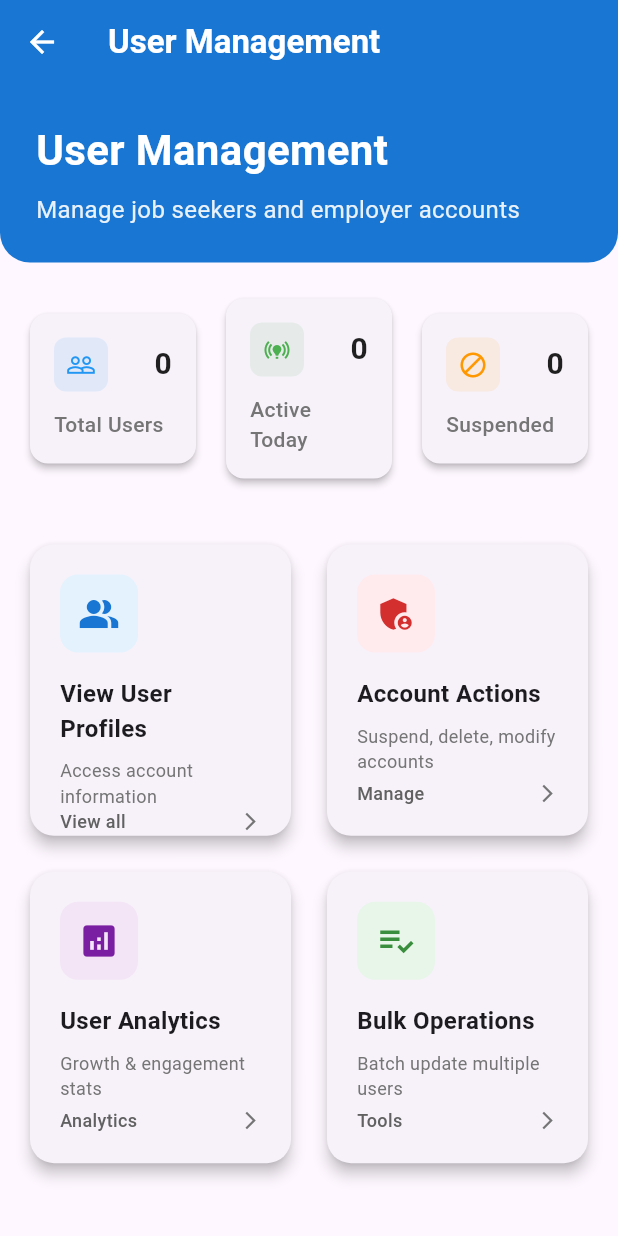
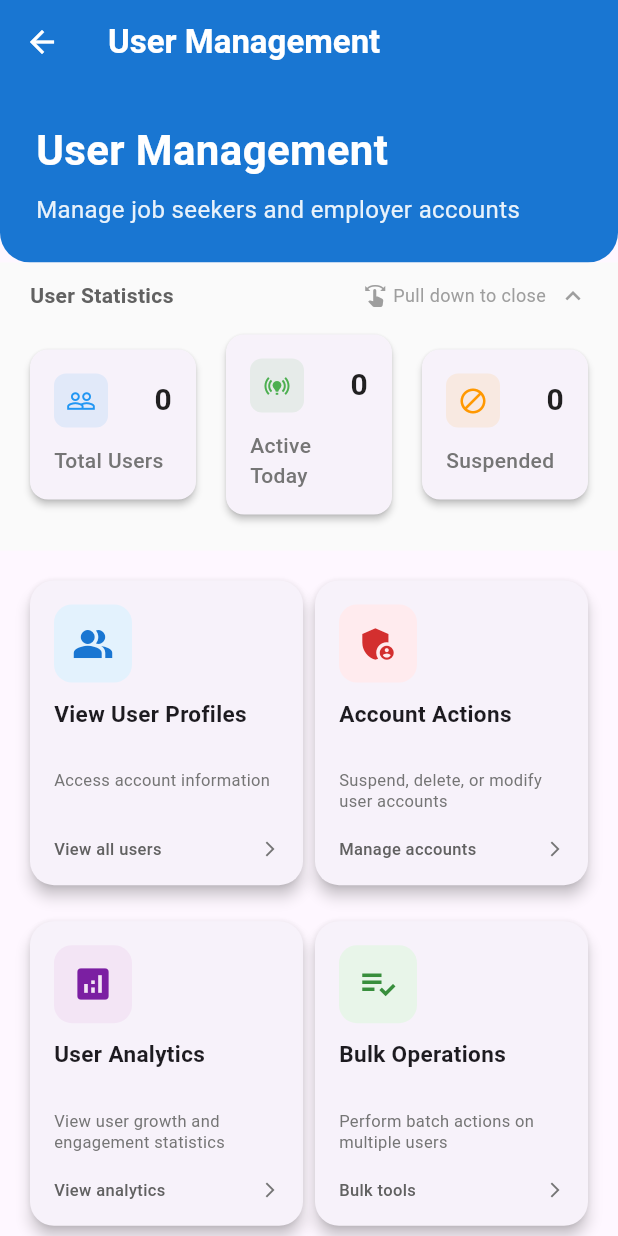
Before and after one commit to DefinitelyIsKai/fyp_project, a Flutter app: the UserManagementPage screen opened directly, on a phone screen of 412 x 824 dp. Run offline on Flutter 3.47's test engine with Material 3 defaults, Android fonts, the phone set to English and light mode, and no system bars; our stand-ins replace cloud_firestore, firebase_auth, firebase_core; accounts and stored records are empty.

Commit message:
User management page UI under development

```diff
--- a/lib/pages/user_management/user_management_page.dart
+++ b/lib/pages/user_management/user_management_page.dart
@@ -3,8 +3,21 @@ import 'package:cloud_firestore/cloud_firestore.dart';
 import 'package:fyp_project/pages/user_management/view_users_page.dart';
 import 'package:fyp_project/pages/user_management/user_actions_page.dart';
 
-class UserManagementPage extends StatelessWidget {
+class UserManagementPage extends StatefulWidget {
   const UserManagementPage({super.key});
+
+  @override
+  State<UserManagementPage> createState() => _UserManagementPageState();
+}
+
+class _UserManagementPageState extends State<UserManagementPage> {
+  bool _isStatsExpanded = true;
+
+  void _toggleStatsExpansion() {
+    setState(() {
+      _isStatsExpanded = !_isStatsExpanded;
+    });
+  }
 
   @override
   Widget build(BuildContext context) {
@@ -21,13 +34,34 @@ class UserManagementPage extends StatelessWidget {
         elevation: 0,
         iconTheme: const IconThemeData(color: Colors.white),
       ),
-      body: Column(
+      body: NotificationListener<ScrollNotification>(
+        onNotification: (notification) {
+          // Detect scroll down to collapse
+          if (notification is ScrollUpdateNotification) {
+            if (notification.metrics.pixels <= 0 &&
+                notification.scrollDelta! > 10 &&
+                _isStatsExpanded) {
+              _toggleStatsExpansion();
+              return true;
+            }
+            // Detect scroll up to expand when at top
+            else if (notification.metrics.pixels <= 0 &&
+                     notification.scrollDelta! < -10 &&
+                     !_isStatsExpanded) {
+              _toggleStatsExpansion();
+              return true;
+            }
+          }
+          return false;
+        },
+        child: Column(
           crossAxisAlignment: CrossAxisAlignment.start,
           children: [
             _buildHeaderSection(),
             _buildStatsSection(),
             Expanded(child: _buildOptionsGrid(context)),
           ],
+        ),
       ),
     );
   }
@@ -71,11 +105,74 @@ class UserManagementPage extends StatelessWidget {
   }
 
   // -------------------------------------------------------
-  // REAL-TIME STATS
+  // REAL-TIME STATS with Expand/Collapse
   // -------------------------------------------------------
   Widget _buildStatsSection() {
+    return Container(
+      color: Colors.grey[50],
+      child: Column(
+        children: [
+          // Expand/Collapse Header
+          GestureDetector(
+            onTap: _toggleStatsExpansion,
+            child: Container(
+              padding: const EdgeInsets.symmetric(horizontal: 20, vertical: 12),
+              child: Row(
+                mainAxisAlignment: MainAxisAlignment.spaceBetween,
+                children: [
+                  Text(
+                    'User Statistics',
+                    style: TextStyle(
+                      fontSize: 14,
+                      fontWeight: FontWeight.w600,
+                      color: Colors.grey[700],
+                    ),
+                  ),
+                  Row(
+                    children: [
+                      Icon(
+                        Icons.swipe,
+                        size: 16,
+                        color: Colors.grey[500],
+                      ),
+                      const SizedBox(width: 4),
+                      Text(
+                        'Pull down to close',
+                        style: TextStyle(
+                          fontSize: 12,
+                          color: Colors.grey[500],
+                        ),
+                      ),
+                      const SizedBox(width: 8),
+                      Icon(
+                        _isStatsExpanded ? Icons.expand_less : Icons.expand_more,
+                        color: Colors.grey[500],
+                        size: 20,
+                      ),
+                    ],
+                  ),
+                ],
+              ),
+            ),
+          ),
+
+          // Stats Cards with Animation
+          AnimatedCrossFade(
+            duration: const Duration(milliseconds: 300),
+            crossFadeState: _isStatsExpanded
+                ? CrossFadeState.showFirst
+                : CrossFadeState.showSecond,
+            firstChild: _buildStatsCards(),
+            secondChild: const SizedBox.shrink(),
+          ),
+        ],
+      ),
+    );
+  }
+
+  Widget _buildStatsCards() {
     return Padding(
-      padding: const EdgeInsets.symmetric(horizontal: 16, vertical: 20),
+      padding: const EdgeInsets.fromLTRB(16, 0, 16, 20),
       child: Row(
         children: [
           // Total Users
@@ -149,16 +246,17 @@ class UserManagementPage extends StatelessWidget {
   // Grid options
   // -------------------------------------------------------
   Widget _buildOptionsGrid(BuildContext context) {
-    return Padding(
+    return CustomScrollView(
+      slivers: [
+        SliverPadding(
           padding: const EdgeInsets.all(16),
-      child: GridView(
+          sliver: SliverGrid(
             gridDelegate: const SliverGridDelegateWithFixedCrossAxisCount(
               crossAxisCount: 2,
-          crossAxisSpacing: 16,
               mainAxisSpacing: 16,
               childAspectRatio: 0.9,
             ),
-        children: [
+            delegate: SliverChildListDelegate([
               _ManagementCard(
                 title: 'View User Profiles',
                 description: 'Access account information',
@@ -169,11 +267,11 @@ class UserManagementPage extends StatelessWidget {
                   Navigator.push(context,
                       MaterialPageRoute(builder: (_) => const ViewUsersPage()));
                 },
-            stats: 'View all',
+                stats: 'View all users',
               ),
               _ManagementCard(
                 title: 'Account Actions',
-            description: 'Suspend, delete, modify accounts',
+                description: 'Suspend, delete, or modify user accounts',
                 icon: Icons.admin_panel_settings,
                 iconColor: Colors.red[700]!,
                 backgroundColor: Colors.red[50]!,
@@ -181,28 +279,30 @@ class UserManagementPage extends StatelessWidget {
                   Navigator.push(context,
                       MaterialPageRoute(builder: (_) => const UserActionsPage()));
                 },
-            stats: 'Manage',
+                stats: 'Manage accounts',
               ),
               _ManagementCard(
                 title: 'User Analytics',
-            description: 'Growth & engagement stats',
+                description: 'View user growth and engagement statistics',
                 icon: Icons.analytics,
                 iconColor: Colors.purple[700]!,
                 backgroundColor: Colors.purple[50]!,
                 onTap: () {},
-            stats: 'Analytics',
+                stats: 'View analytics',
               ),
               _ManagementCard(
                 title: 'Bulk Operations',
-            description: 'Batch update multiple users',
+                description: 'Perform batch actions on multiple users',
                 icon: Icons.playlist_add_check,
                 iconColor: Colors.green[700]!,
                 backgroundColor: Colors.green[50]!,
                 onTap: () {},
-            stats: 'Tools',
+                stats: 'Bulk tools',
+              ),
+            ]),
+          ),
         ),
       ],
-      ),
     );
   }
 }
@@ -238,10 +338,11 @@ class _ManagementCard extends StatelessWidget {
         onTap: onTap,
         borderRadius: BorderRadius.circular(16),
         child: Container(
-          padding: const EdgeInsets.all(20),
+          padding: const EdgeInsets.all(16),
           child: Column(
             crossAxisAlignment: CrossAxisAlignment.start,
             children: [
+              // Icon
               Container(
                 padding: const EdgeInsets.all(12),
                 decoration: BoxDecoration(
@@ -250,29 +351,59 @@ class _ManagementCard extends StatelessWidget {
                 ),
                 child: Icon(icon, size: 28, color: iconColor),
               ),
-              const SizedBox(height: 16),
-              Text(title,
+
+              const SizedBox(height: 12),
+
+              // Title
+              SizedBox(
+                height: 40,
+                child: Text(
+                  title,
+                  style: const TextStyle(
+                    fontSize: 15,
+                    fontWeight: FontWeight.w600,
+                    height: 1.2,
+                  ),
                   maxLines: 2,
                   overflow: TextOverflow.ellipsis,
-                  style: const TextStyle(
-                      fontSize: 16, fontWeight: FontWeight.w600)),
+                ),
+              ),
+
+              const SizedBox(height: 6),
+
+              // Description
+              Expanded(
+                child: Text(
+                  description,
+                  style: TextStyle(
+                    fontSize: 11,
+                    color: Colors.grey[600],
+                    height: 1.3,
+                  ),
+                  maxLines: 3,
+                  overflow: TextOverflow.ellipsis,
+                ),
+              ),
+
               const SizedBox(height: 8),
-              Text(
-                description,
-                style: TextStyle(fontSize: 12, color: Colors.grey[600]),
-                maxLines: 3,
-              ),
-              const Spacer(),
+
+              // Footer
               Row(
                 mainAxisAlignment: MainAxisAlignment.spaceBetween,
                 children: [
-                  Text(stats,
+                  Text(
+                    stats,
                     style: TextStyle(
-                          fontSize: 12,
+                      fontSize: 11,
                       color: Colors.grey[700],
-                          fontWeight: FontWeight.w500)),
-                  Icon(Icons.arrow_forward_ios,
-                      size: 14, color: Colors.grey[600]),
+                      fontWeight: FontWeight.w500,
+                    ),
+                  ),
+                  Icon(
+                    Icons.arrow_forward_ios,
+                    size: 12,
+                    color: Colors.grey[600],
+                  ),
                 ],
               ),
             ],
@@ -325,7 +456,8 @@ class _StatCard extends StatelessWidget {
                   style: const TextStyle(
                     fontSize: 20,
                     fontWeight: FontWeight.bold,
-                      color: Colors.black87),
+                    color: Colors.black87,
+                  ),
                 ),
               ],
             ),
@@ -335,7 +467,8 @@ class _StatCard extends StatelessWidget {
               style: TextStyle(
                 fontSize: 14,
                 color: Colors.grey[600],
-                  fontWeight: FontWeight.w500),
+                fontWeight: FontWeight.w500,
+              ),
             ),
           ],
         ),
```
Lines whose indentation alone changed are shown as unchanged.
